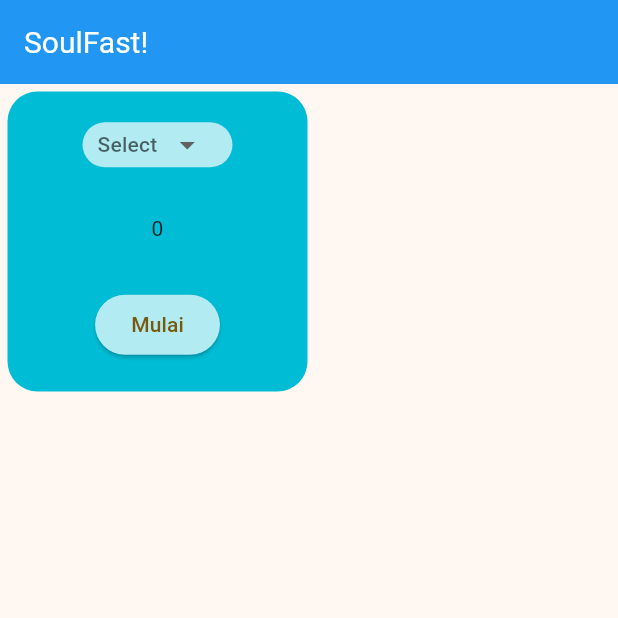
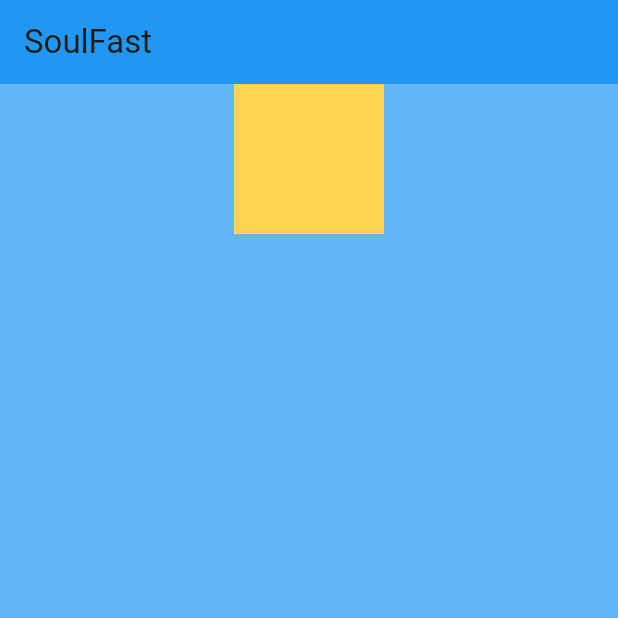
Before and after one commit to ilhamafandi21/soul-fast, a Flutter app: the screen it shows after launch, on a phone screen of 412 x 824 dp, the top half of it. Run offline on Flutter 3.47's test engine with Material 3 defaults, Android fonts, the phone set to English and light mode, and no system bars.

Commit message:
07 Nov 2025

```diff
--- a/lib/pages/home.dart
+++ b/lib/pages/home.dart
@@ -9,55 +9,9 @@ class Home extends StatefulWidget {
 }
 
 class _HomeState extends State<Home> {
-  String? selectedFast;
-  int durationToSecond = 0;
-  int remainingSecond = 0;
-  Timer? countdownTimer;
-  List<String> variantFast = [
-    '16/8',
-    '18/6',
-    '24 Jam',
-    '36 Jam',
-    '48 Jam',
-    '72 Jam',
-  ];
 
-  void timerSet() {
-    switch (selectedFast) {
-      case '16/8':
-        durationToSecond = 16 * 3600;
-        break;
-      case '18/6':
-        durationToSecond = 18 * 3600;
-        break;
-      case '24 Jam':
-        durationToSecond = 24 * 3600;
-        break;
-      case '36 Jam':
-        durationToSecond = 36 * 3600;
-        break;
-      case '48 Jam':
-        durationToSecond = 48 * 3600;
-        break;
-      case '72 Jam':
-        durationToSecond = 72 * 3600;
-        break;
-      default:
-        durationToSecond = 0 * 3600;
-    }
-  }
 
-  void startFasting() {
-    countdownTimer = Timer.periodic(Duration(seconds: 1), (timer) {
-      if (durationToSecond > 0) {
-        setState(() {
-          durationToSecond--;
-        });
-      } else {
-        timer.cancel();
-      }
-    });
-  }
+
 
   String formatTime(int remainingSecond) {
     final hours = remainingSecond ~/ 3600;
@@ -72,60 +26,23 @@ class _HomeState extends State<Home> {
   Widget build(BuildContext context) {
     return Scaffold(
       appBar: AppBar(
-        title: Text('SoulFast!'),
+        title: Text('SoulFast'),
         backgroundColor: Colors.blue,
-        titleTextStyle: TextStyle(color: Colors.white, fontSize: 20),
       ),
       body: Container(
-        height: 200,
-        width: 200,
-        margin: EdgeInsets.all(5),
+        width: double.infinity,
         decoration: BoxDecoration(
-          color: Colors.cyan,
-          borderRadius: BorderRadius.all(Radius.circular(20)),
+          color: Colors.blue[300],
         ),
         child: Column(
-          spacing: 10,
-          mainAxisAlignment: MainAxisAlignment.spaceEvenly,
           children: [
             Container(
-              height: 30,
+              height: 100,
               width: 100,
               decoration: BoxDecoration(
-                color: Colors.cyan[100],
-                borderRadius: BorderRadius.circular(20),
+                color: Colors.amber[300],
               ),
-              child: DropdownButton(
-                underline: SizedBox(),
-                padding: EdgeInsets.only(left: 10),
-                borderRadius: BorderRadius.all(Radius.circular(20)),
-                dropdownColor: Colors.cyan[300],
-                value: selectedFast,
-                hint: Text('Select', style: TextStyle(fontSize: 14)),
-                items: variantFast.map((value) {
-                  return DropdownMenuItem(
-                    value: value,
-                    child: Text(value, style: TextStyle(fontSize: 14)),
-                  );
-                }).toList(),
-                onChanged: (e) {
-                  setState(() {
-                    selectedFast = e;
-                    timerSet();
-                  });
-                },
-              ),
-            ),
-            Text(durationToSecond.toString() ),
-            ElevatedButton(
-              style: ButtonStyle(
-                backgroundColor: WidgetStatePropertyAll(Colors.cyan[100]),
-              ),
-              onPressed: () {
-                startFasting();
-              },
-              child: Text('Mulai'),
-            ),
+            )
           ],
         ),
       ),
```
